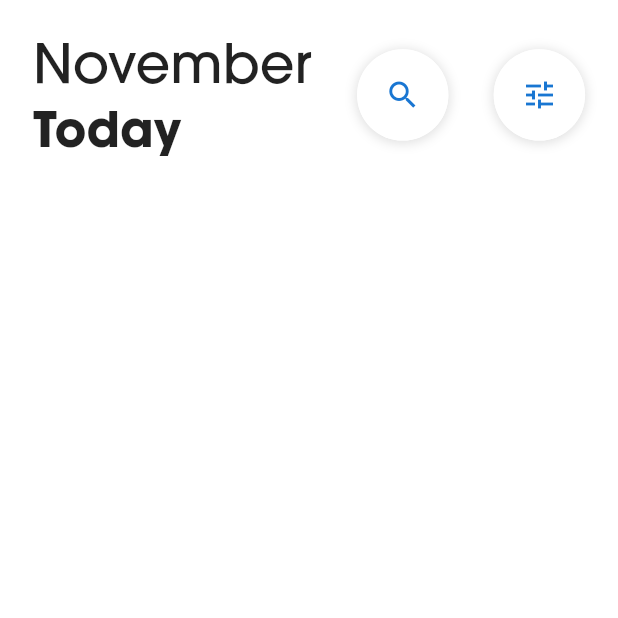
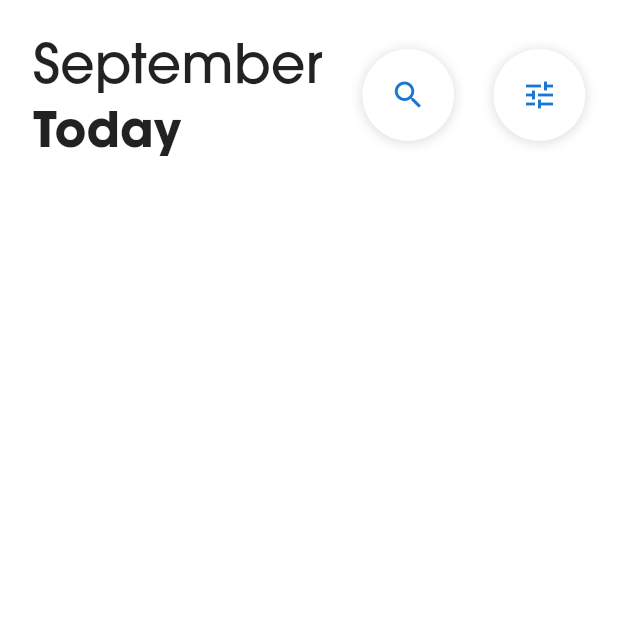
Before and after one commit to JoMinSeo/Haru_Flutter, a Flutter app: the screen it shows after launch, on a phone screen of 412 x 824 dp, the top half of it. Run offline on Flutter 3.47's test engine with Material 2 defaults, Android fonts, the phone set to English and light mode, and no system bars.

Commit message:
Update main_body.dart

```diff
--- a/haru_flutter/lib/screens/main/main_body.dart
+++ b/haru_flutter/lib/screens/main/main_body.dart
@@ -26,7 +26,7 @@ class _MainBodyState extends State<MainBody> {
                   crossAxisAlignment: CrossAxisAlignment.start,
                   children: <Widget>[
                     Text(
-                      'November',
+                      'September',
                       style: kBook.copyWith(fontSize: 36),
                     ),
                     Text(
```
